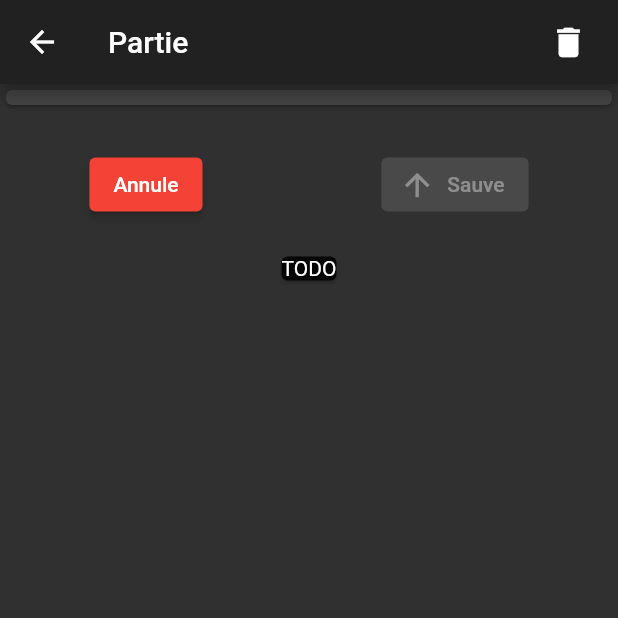
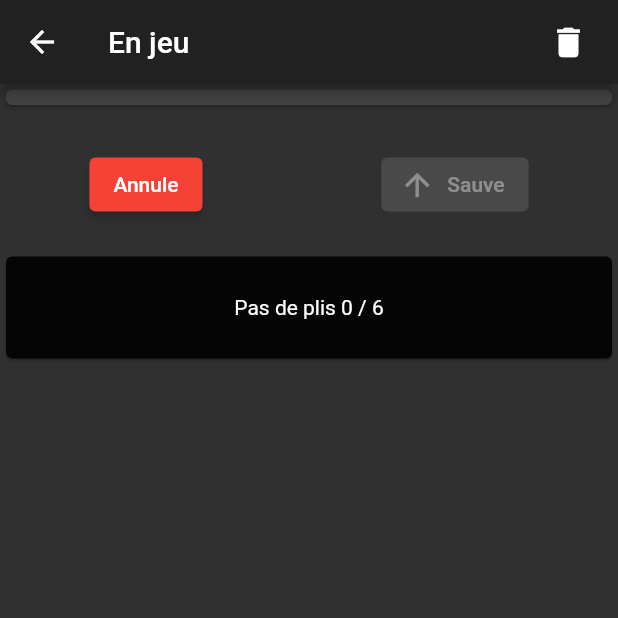
Before and after one commit to jorisdeguet/Barbu, a Flutter app: the GameScreen screen opened directly with empty values, after a tap on "Pas de plis", on a phone screen of 412 x 824 dp, the top half of it. Run offline on Flutter 3.47's test engine with Material 2 defaults, Android fonts, the phone set to English and light mode, and no system bars.

Commit message:
Fin de traduction

```diff
--- a/assets/i18n/en.json
+++ b/assets/i18n/en.json
@@ -13,6 +13,10 @@
 
   "DIALOG_2CARDS" : "Il faut retirer le 7 de ♠ et le 7 de ♣ pour avoir un total de 30 cartes.",
 
+  "GAME_ON" : "En jeu",
+  "CANCEL" : "Annule",
+  "SAVE" : "Sauve",
+
   "NO_HEARTS" : "Pas de coeurs",
   "NO_PLIS" : "Pas de plis",
   "NO_LADIES" : "Pas de dames",
--- a/assets/i18n/fr.json
+++ b/assets/i18n/fr.json
@@ -13,6 +13,10 @@
 
   "DIALOG_2CARDS" : "Il faut retirer le 7 de ♠ et le 7 de ♣ pour avoir un total de 30 cartes.",
 
+  "GAME_ON" : "En jeu",
+  "CANCEL" : "Annule",
+  "SAVE" : "Sauve",
+
   "NO_HEARTS" : "Pas de coeurs",
   "NO_PLIS" : "Pas de plis",
   "NO_LADIES" : "Pas de dames",
--- a/lib/game.dart
+++ b/lib/game.dart
@@ -21,8 +21,8 @@ class _GameScreenState extends State<GameScreen> {
   Map<String, int> delta = null;
 
   List<String> _types = [
+    "NO_PLIS",
     "NO_HEARTS",
-    "NO_PLIS",
     "NO_LADIES",
     "BARBU",
     "DOMINO"];
@@ -33,7 +33,7 @@ class _GameScreenState extends State<GameScreen> {
 
     return Scaffold(
       appBar: AppBar(
-        title: Text("Partie"),
+        title: Text(Locs.of(context).trans("GAME_ON")),
         actions: <Widget>[
           Padding(
             padding: EdgeInsets.only(right: 20.0),
@@ -57,11 +57,6 @@ class _GameScreenState extends State<GameScreen> {
           mainAxisAlignment: MainAxisAlignment.start,
           children: <Widget>[
             Card(
-              child: InkWell(
-                splashColor: Colors.blue.withAlpha(30),
-                onTap: () {
-                  print('Card tapped.');
-                },
               child: Padding(
                 padding: const EdgeInsets.all(5.0),
                 child: Container(
@@ -80,7 +75,6 @@ class _GameScreenState extends State<GameScreen> {
                           }
                       ).toList(),
                     )
-                  ),
                 ),
               ),
             ),
@@ -124,17 +118,17 @@ class _GameScreenState extends State<GameScreen> {
 
   _widget() {
     Widget w = Text('TODO');
-    if (_type == 'Domino')
+    if (_type == 'DOMINO')
       w = Domino(players: widget.players,onSave: _update);
-    if (_type == 'Barbu')
+    if (_type == 'BARBU')
       w = Barbu(players: widget.players,onSave: _update);
-    if (_type == 'Pas de dames')
+    if (_type == 'NO_LADIES')
       w = Dames(players: widget.players,onSave: _update);
-    if (_type == 'Pas de coeur')
-      w = PlisCoeurs(title: 'Coeurs', maxItems: 8, itemValue: 5,
+    if (_type == 'NO_HEARTS')
+      w = PlisCoeurs(title: 'NO_HEARTS', maxItems: 8, itemValue: 5,
           players: widget.players,onSave: _update);
-    if (_type == 'Pas de pli')
-      w = PlisCoeurs(title: 'Plis',
+    if (_type == 'NO_PLIS')
+      w = PlisCoeurs(title: 'NO_PLIS',
           maxItems: widget.players.length == 3 ? 10 :
             widget.players.length == 4 ? 8 : 6,
           itemValue: widget.players.length == 3 ? 4 :
@@ -155,7 +149,7 @@ class _GameScreenState extends State<GameScreen> {
                     this._type = null;
                     setState(() {});
                   },
-                  child: Text('Annule')
+                  child: Text(Locs.of(context).trans("CANCEL"))
               ),
               ElevatedButton.icon(
                   style: ElevatedButton.styleFrom(
@@ -166,7 +160,7 @@ class _GameScreenState extends State<GameScreen> {
                     this._confirmUpdate();
                   },
                   icon: Icon(Icons.arrow_upward_outlined),
-                  label: Text('Sauve')
+                  label: Text(Locs.of(context).trans("SAVE"))
               ),
             ],
           ),
@@ -206,7 +200,6 @@ class _GameScreenState extends State<GameScreen> {
   }
 
   _update(Map<String, int> delta) {
-    print('TODO ' + delta.toString());
     setState(() {
       this.delta = delta;
     });
--- a/lib/players.dart
+++ b/lib/players.dart
@@ -48,7 +48,7 @@ class _PlayersScreenState extends State<PlayersScreen> {
           mainAxisAlignment: MainAxisAlignment.start,
           children: <Widget>[
             Padding(
-              padding: const EdgeInsets.all(28.0),
+              padding: const EdgeInsets.fromLTRB(28.0,30,28,10),
               child: Text(
                 Locs.of(context).trans("ADD_PLAYERS"),
               ),
--- a/lib/widgets/barbu.dart
+++ b/lib/widgets/barbu.dart
@@ -1,3 +1,4 @@
+import 'package:bardu/i18n/intl_localization.dart';
 import 'package:flutter/material.dart';
 
 
@@ -27,7 +28,7 @@ class _BarbuState extends State<Barbu> {
         Center(
           child: Padding(
             padding: const EdgeInsets.all(18.0),
-            child: Text('Barbu'),
+            child: Text(Locs.of(context).trans('BARBU')),
           ),
         ),
         Padding(
--- a/lib/widgets/dames.dart
+++ b/lib/widgets/dames.dart
@@ -1,3 +1,4 @@
+import 'package:bardu/i18n/intl_localization.dart';
 import 'package:flutter/material.dart';
 
 
@@ -40,7 +41,7 @@ class _DamesState extends State<Dames> {
         children: [
           Center(child: Padding(
             padding: const EdgeInsets.all(8.0),
-            child: Text("Dames"),
+            child: Text(Locs.of(context).trans("NO_LADIES")),
           ),),
           Column(
             children: widget.players.map(
--- a/lib/widgets/plis.dart
+++ b/lib/widgets/plis.dart
@@ -1,3 +1,4 @@
+import 'package:bardu/i18n/intl_localization.dart';
 import 'package:bardu/widgets/count.dart';
 import 'package:flutter/material.dart';
 
@@ -44,8 +45,12 @@ class _PlisCoeursState extends State<PlisCoeurs> {
         children: [
           Center(child: Padding(
             padding: const EdgeInsets.all(8.0),
-            child: Text(widget.title + " " + currentTotal().toString() + " / " + widget.maxItems.toString()),
-          ),),
+            child: Text(
+                Locs.of(context).trans(widget.title) +
+                    " " + currentTotal().toString() +
+                    " / " + widget.maxItems.toString()),
+            ),
+          ),
           Column(
             children: widget.players.map(
                     (player) {
@@ -85,7 +90,6 @@ class _PlisCoeursState extends State<PlisCoeurs> {
     for (String player in count.keys) {
       res += count[player];
     }
-    print("current total " + res.toString());
     return res;
   }
 
@@ -94,7 +98,6 @@ class _PlisCoeursState extends State<PlisCoeurs> {
     for (String player in count.keys) {
       if (player != p) res += count[player];
     }
-    print("current total " + res.toString());
     return res;
   }
 
@@ -102,15 +105,10 @@ class _PlisCoeursState extends State<PlisCoeurs> {
     if (currentTotal() == widget.maxItems) {
       Map<String, int> res = Map();
       for (String player in widget.players) {
-        res.putIfAbsent(player, () => count[player] * poidsPli() * -1);
+        res.putIfAbsent(player, () => count[player] * widget.itemValue * -1);
       }
       widget.onSave(res);
     }
   }
 
-  int poidsPli() {
-    if (widget.players.length == 3) return 4;
-    if (widget.players.length == 4) return 5;
-    return 7;
-  }
 }
```
Lines whose indentation alone changed are shown as unchanged.
